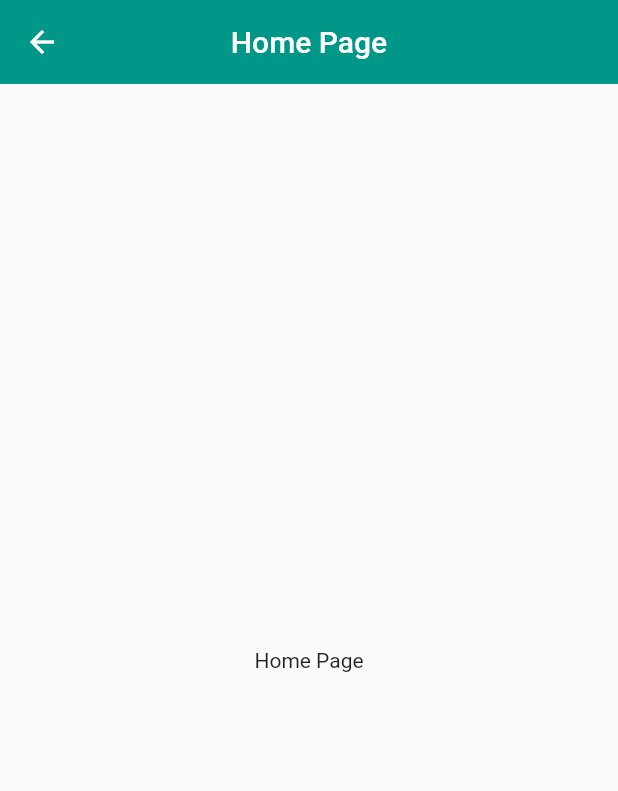
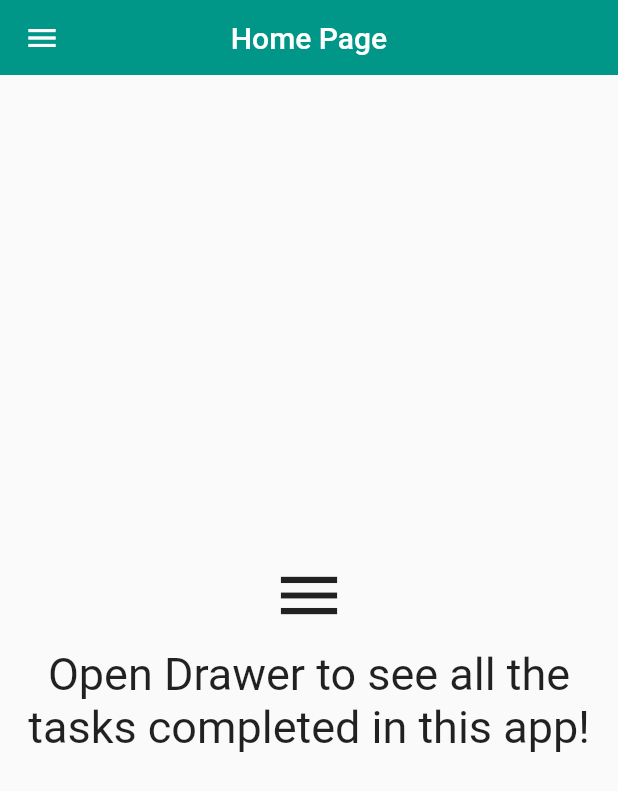
Before and after one commit to mafzaldev/mad-final-assignment, a Flutter app: the HomePage screen opened directly, on a phone screen of 412 x 824 dp. Shown: the top 791 px of the screen. Run offline on Flutter 3.47's test engine with Material 2 defaults, Android fonts, the phone set to English and light mode, and no system bars; our stand-ins replace firebase_auth, firebase_core, firebase_database, google_sign_in; accounts and stored records are empty; network calls fail.

Commit message:
:sparkles:added google auth, realtime db crud, drawer

```diff
--- a/lib/pages/home_page.dart
+++ b/lib/pages/home_page.dart
@@ -1,4 +1,5 @@
 import 'package:flutter/material.dart';
+import 'package:mad_combined_tasks/pages/firebase_crud/firebase_index.dart';
 import 'package:mad_combined_tasks/widgets/custom_app_bar.dart';
 
 class HomePage extends StatelessWidget {
@@ -6,10 +7,65 @@ class HomePage extends StatelessWidget {
 
   @override
   Widget build(BuildContext context) {
-    return const Scaffold(
-      appBar: CustomAppBar(title: "Home Page", actions: []),
-      body: Center(
-        child: Text('Home Page'),
+    return Scaffold(
+      drawer: Drawer(
+        child: ListView(
+          children: <Widget>[
+            const DrawerHeader(
+              child: CircleAvatar(
+                foregroundImage: NetworkImage(
+                  "https://avatars.githubusercontent.com/u/78255759?v=4",
+                  scale: .8,
+                ),
+              ),
+            ),
+            ListTile(
+              title: const Text('Home Page'),
+              onTap: () {
+                Navigator.pop(context);
+              },
+            ),
+            ListTile(
+              title: const Text('Firebase CRUD'),
+              onTap: () {
+                Navigator.push(
+                    context,
+                    MaterialPageRoute(
+                        builder: (context) => const FirebaseIndex()));
+              },
+            ),
+            ListTile(
+              title: const Text('Settings Page'),
+              onTap: () {
+                Navigator.pop(context);
+              },
+            ),
+          ],
+        ),
+      ),
+      appBar: const CustomAppBar(title: "Home Page", actions: []),
+      body: Padding(
+        padding: const EdgeInsets.symmetric(horizontal: 8.0),
+        child: Column(
+          mainAxisAlignment: MainAxisAlignment.center,
+          crossAxisAlignment: CrossAxisAlignment.center,
+          children: const [
+            Icon(
+              Icons.menu,
+              size: 50,
+            ),
+            SizedBox(
+              height: 10,
+            ),
+            Text(
+              'Open Drawer to see all the tasks completed in this app!',
+              textAlign: TextAlign.center,
+              style: TextStyle(
+                fontSize: 30,
+              ),
+            ),
+          ],
+        ),
       ),
     );
   }
--- a/lib/widgets/custom_app_bar.dart
+++ b/lib/widgets/custom_app_bar.dart
@@ -3,21 +3,32 @@
 import 'package:flutter/material.dart';
 
 class CustomAppBar extends StatelessWidget implements PreferredSizeWidget {
-  const CustomAppBar({super.key, required this.title, required this.actions});
+  const CustomAppBar(
+      {super.key,
+      this.bottom,
+      this.automaticallyImplyLeading = true,
+      this.height = 50,
+      required this.title,
+      required this.actions});
 
   final String title;
   final List<Widget> actions;
+  final bool automaticallyImplyLeading;
+  final PreferredSizeWidget? bottom;
+  final double height;
 
   @override
   Widget build(BuildContext context) {
     return AppBar(
+      automaticallyImplyLeading: automaticallyImplyLeading,
       title: Text(title),
       elevation: 0,
       centerTitle: true,
       actions: actions,
+      bottom: bottom,
     );
   }
 
   @override
-  Size get preferredSize => const Size.fromHeight(kToolbarHeight);
+  Size get preferredSize => Size.fromHeight(height);
 }
--- a/pubspec.yaml
+++ b/pubspec.yaml
@@ -39,6 +39,8 @@ dependencies:
   firebase_storage: ^11.1.0
   google_sign_in: ^6.0.2
   cloud_firestore: ^4.5.0
+  firebase_database: ^10.1.0
+  flutter_facebook_auth: ^5.0.8
 
 dev_dependencies:
   flutter_test:
```
Also changed, not shown: lib/pages/firebase_crud/add_post_screen.dart (added, +64 -0 lines), lib/pages/firebase_crud/firebase_index.dart (added, +41 -0 lines), lib/pages/firebase_crud/posts_screen.dart (added, +152 -0 lines), lib/pages/login_page.dart (+63 -23 lines), lib/utils/utils.dart (added, +13 -0 lines), lib/widgets/social_icon_button.dart (added, +23 -0 lines), pubspec.lock, 7 other files.
